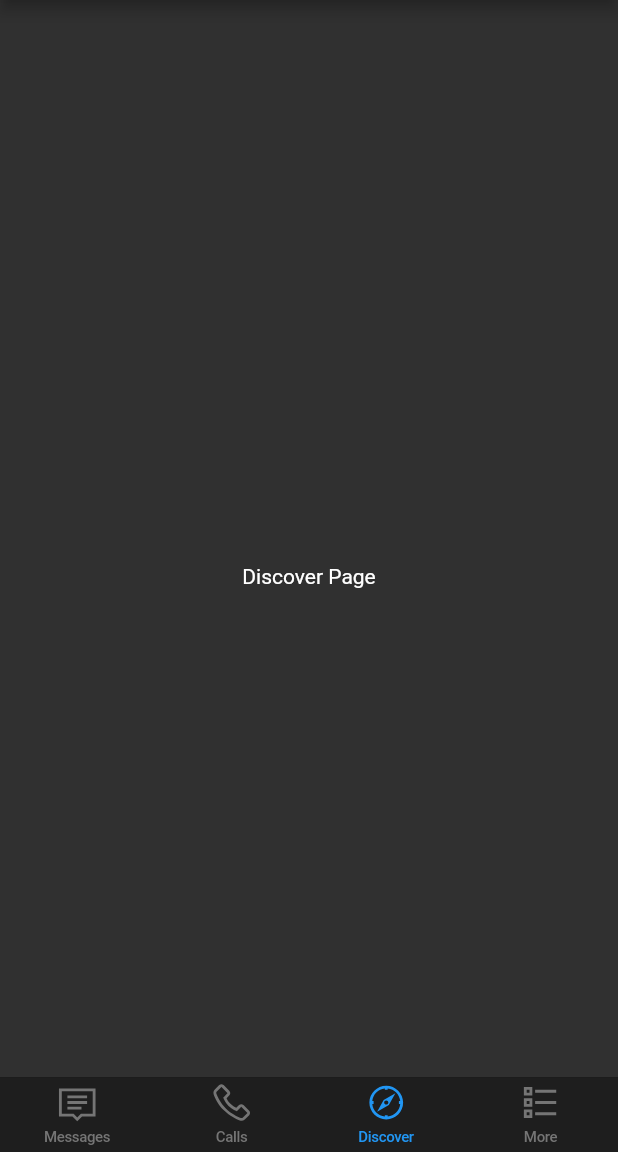
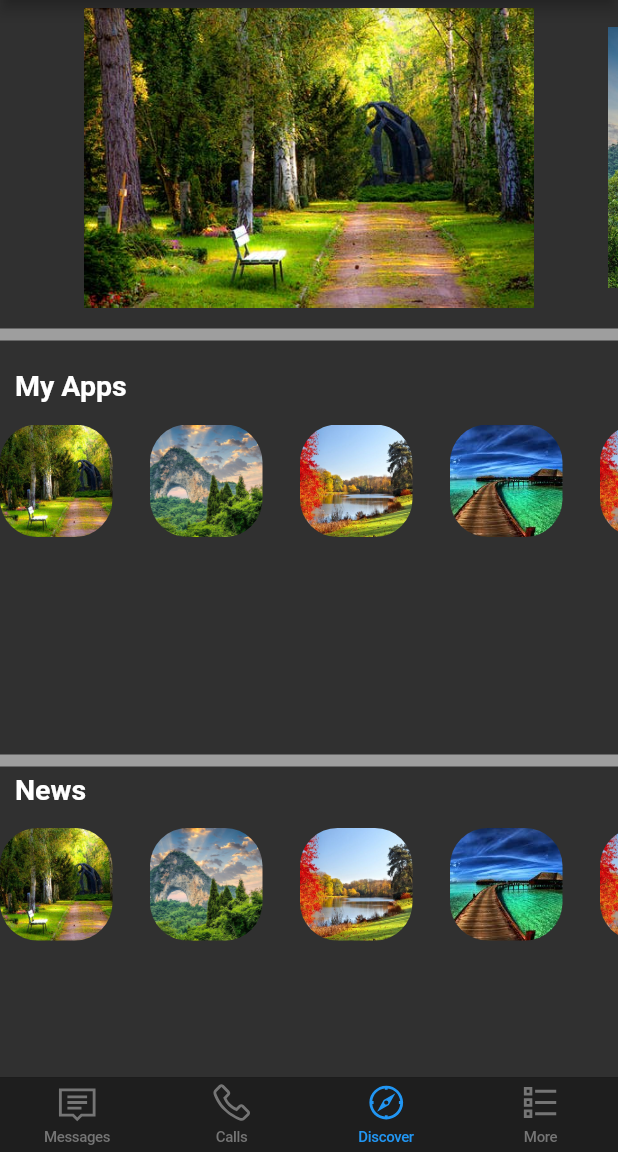
Before and after one commit to kadirbekar/Flutter-UI-Kit, a Flutter app: the screen it shows after launch, item 3 of the bottom bar chosen, on a phone screen of 412 x 824 dp, the part 84-1236 px from its top. Run offline on Flutter 3.47's test engine with Material 2 defaults, Android fonts, the phone set to English and light mode, and no system bars; drawn by our look-alikes of carousel_slider; our stand-ins replace line_awesome_icons.

Commit message:
more and discover page added. Implemented carousel slider and horizontal list

```diff
--- a/bip_ui/lib/ui/shared/ui_text_helper.dart
+++ b/bip_ui/lib/ui/shared/ui_text_helper.dart
@@ -1,6 +1,13 @@
 class UITextHelper {
   static const HOME_PAGE_APPBAR_TEXT = "Messages";
   static const CALLS_PAGE_APPBAR_TEXT = 'Calls';
+  static const DISCOVER_PAGE_APPBAR_TEXT = 'Discover';
+  static const MORE_PAGE_APPBAR_TEXT = 'More';
 
   static const APPBAR_LOGO = "assets/images/bip.png";
+  static const USER_PP = "assets/images/pp.png";
+  static const SLIDER_1 = "assets/images/r1.jpeg";
+  static const SLIDER_2 = "assets/images/r2.jpg";
+  static const SLIDER_3 = "assets/images/r3.jpg";
+  static const SLIDER_4 = "assets/images/r4.jpg";
 }
--- a/bip_ui/lib/ui/views/bottom_menu_pages/discover_page.dart
+++ b/bip_ui/lib/ui/views/bottom_menu_pages/discover_page.dart
@@ -1,5 +1,10 @@
+import 'package:bip_ui/ui/views/bottom_menu_pages/horizontal_list.dart'
+    as horizontal;
 import 'package:flutter/material.dart';
-import 'package:bip_ui/ui/shared/common_widgets.dart' as common;
+
+import '../../shared/common_widgets.dart' as common;
+import '../../shared/ui_text_helper.dart';
+import 'slider.dart' as slider;
 
 class DiscoverPage extends StatefulWidget {
   DiscoverPage({Key key}) : super(key: key);
@@ -12,20 +17,51 @@ class _DiscoverPageState extends State<DiscoverPage> {
   @override
   Widget build(BuildContext context) {
     return Scaffold(
-      appBar: AppBar(
+      appBar: appbar,
+      body: Column(
+        children: <Widget>[
+          Padding(
+            padding: EdgeInsets.only(top: 5),
+            child: slider.MySlider(),
+          ),
+          common.sizedBox(height: 10),
+          Divider(
+            thickness: 8,
+            color: Colors.grey,
+          ),
+          common.sizedBox(height: 15),
+          appsLabel('My Apps'),
+          common.sizedBox(height: 15),
+          horizontal.MyHorizontalList(),
+          Divider(
+            thickness: 8,
+            color: Colors.grey,
+          ),
+          appsLabel('News'),
+          common.sizedBox(height: 15),
+          horizontal.MyHorizontalList(),
+        ],
+      ),
+    );
+  }
+
+  Widget appsLabel(String label) => Padding(
+        padding: EdgeInsets.only(left: 10),
+        child: Align(
+          alignment: Alignment.centerLeft,
+          child: Text(
+            label,
+            style: TextStyle(fontSize: 19.0, fontWeight: FontWeight.w700),
+          ),
+        ),
+      );
+
+  Widget get appbar => AppBar(
         centerTitle: true,
-        title: common.appbarText("Discover"),
+        title: common.appbarText(UITextHelper.DISCOVER_PAGE_APPBAR_TEXT),
         leading: common.leadingImage,
         actions: <Widget>[
           common.searchIcon(context),
         ],
-      ),
-      body: Center(
-        child: Text(
-          "Discover Page",
-          style: TextStyle(color: Colors.white),
-        ),
-      ),
-    );
-  }
+      );
 }
--- /dev/null
+++ b/bip_ui/lib/ui/views/bottom_menu_pages/horizontal_list.dart
@@ -0,0 +1,46 @@
+import 'package:flutter/material.dart';
+
+import '../../shared/common_widgets.dart' as common;
+import '../../shared/ui_text_helper.dart';
+
+class MyHorizontalList extends StatelessWidget {
+  const MyHorizontalList({Key key}) : super(key: key);
+
+  @override
+  Widget build(BuildContext context) {
+    return Expanded(
+      child: ListView(
+        scrollDirection: Axis.horizontal,
+        children: <Widget>[
+          listItem(UITextHelper.SLIDER_1),
+          common.sizedBox(width: 25),
+          listItem(UITextHelper.SLIDER_2),
+          common.sizedBox(width: 25),
+          listItem(UITextHelper.SLIDER_3),
+          common.sizedBox(width: 25),
+          listItem(UITextHelper.SLIDER_4),
+          common.sizedBox(width: 25),
+          listItem(UITextHelper.SLIDER_3),
+          common.sizedBox(width: 25),
+          listItem(UITextHelper.SLIDER_4),
+        ],
+      ),
+    );
+  }
+
+  listItem(String imagePath) {
+    return Column(
+      children: <Widget>[
+        Container(
+          height: 75.0,
+          width: 75.0,
+          decoration: BoxDecoration(
+            borderRadius: BorderRadius.circular(25),
+            image: DecorationImage(
+                image: AssetImage(imagePath), fit: BoxFit.cover),
+          ),
+        ),
+      ],
+    );
+  }
+}
--- /dev/null
+++ b/bip_ui/lib/ui/views/bottom_menu_pages/slider.dart
@@ -0,0 +1,33 @@
+import 'package:carousel_slider/carousel_slider.dart';
+import 'package:flutter/material.dart';
+
+import '../../shared/ui_text_helper.dart';
+
+class MySlider extends StatelessWidget {
+  static final List<Widget> items = [
+    Image.asset(UITextHelper.SLIDER_1),
+    Image.asset(UITextHelper.SLIDER_2),
+    Image.asset(UITextHelper.SLIDER_3),
+    Image.asset(UITextHelper.SLIDER_4),
+  ];
+
+  @override
+  Widget build(BuildContext context) {
+    return CarouselSlider(
+      items: items,
+      options: CarouselOptions(
+        aspectRatio: 16 / 9,
+        height: 200,
+        initialPage: 0,
+        enableInfiniteScroll: true,
+        reverse: false,
+        autoPlay: true,
+        autoPlayInterval: Duration(seconds: 3),
+        autoPlayAnimationDuration: Duration(milliseconds: 800),
+        autoPlayCurve: Curves.fastOutSlowIn,
+        enlargeCenterPage: true,
+        scrollDirection: Axis.horizontal,
+      ),
+    );
+  }
+}
--- a/bip_ui/pubspec.yaml
+++ b/bip_ui/pubspec.yaml
@@ -29,6 +29,7 @@ dependencies:
   cupertino_icons: ^0.1.3
   line_awesome_icons: ^1.0.4+2
   provider: ^4.1.2
+  carousel_slider: ^2.1.0
 
 dev_dependencies:
   flutter_test:
```
Also changed, not shown: bip_ui/lib/ui/shared/common_widgets.dart (+15 -1 lines), bip_ui/lib/ui/views/bottom_menu_pages/more_page.dart (+74 -11 lines), bip_ui/assets/images/pp.png (added), bip_ui/assets/images/r1.jpeg (added), bip_ui/assets/images/r2.jpg (added), bip_ui/assets/images/r3.jpg (added), bip_ui/assets/images/r4.jpg (added), bip_ui/pubspec.lock.
